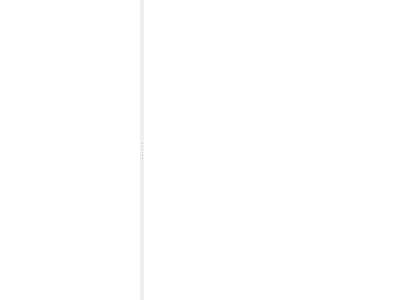
Above: omodscan/controls/outputwidget.ui from sanny32/OpenModScan before the change. Below: the same form after it.
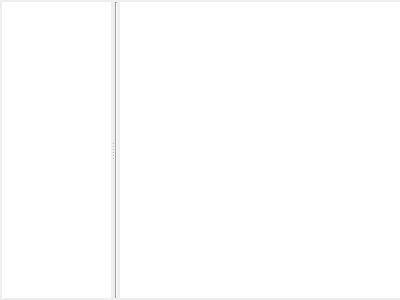
That is the form after the change. The open tabs and pages were chosen to show the change. Custom widgets are drawn as their Qt base class.

The edit to the form file:
```diff
--- a/omodscan/controls/outputwidget.ui
+++ b/omodscan/controls/outputwidget.ui
@@ -110,18 +110,21 @@
       </layout>
      </widget>
      <widget class="QWidget" name="page2">
-      <layout class="QVBoxLayout" name="verticalLayout_3">
+      <layout class="QHBoxLayout" name="horizontalLayout">
+       <property name="spacing">
+        <number>2</number>
+       </property>
        <property name="leftMargin">
-        <number>0</number>
+        <number>2</number>
        </property>
        <property name="topMargin">
-        <number>0</number>
+        <number>2</number>
        </property>
        <property name="rightMargin">
         <number>0</number>
        </property>
        <property name="bottomMargin">
-        <number>0</number>
+        <number>2</number>
        </property>
        <item>
         <widget class="QSplitter" name="splitter">
@@ -169,12 +172,25 @@
            <bool>true</bool>
           </property>
          </widget>
+         <widget class="QWidget" name="">
+          <layout class="QHBoxLayout" name="horizontalLayout_2">
+           <property name="spacing">
+            <number>2</number>
+           </property>
+           <item>
+            <widget class="Line" name="line">
+             <property name="orientation">
+              <enum>Qt::Orientation::Vertical</enum>
+             </property>
+            </widget>
+           </item>
+           <item>
          <widget class="ModbusMessageWidget" name="modbusMsg">
-          <property name="sizePolicy">
-           <sizepolicy hsizetype="Expanding" vsizetype="Expanding">
-            <horstretch>0</horstretch>
-            <verstretch>0</verstretch>
-           </sizepolicy>
+             <property name="minimumSize">
+              <size>
+               <width>280</width>
+               <height>0</height>
+              </size>
           </property>
           <property name="focusPolicy">
            <enum>Qt::FocusPolicy::NoFocus</enum>
@@ -191,6 +207,9 @@
           <property name="wordWrap">
            <bool>true</bool>
           </property>
+            </widget>
+           </item>
+          </layout>
          </widget>
         </widget>
        </item>
```
Left out of the diff: 5 changed lines with no effect on the pictures. Lines whose indentation alone changed are shown as unchanged.
